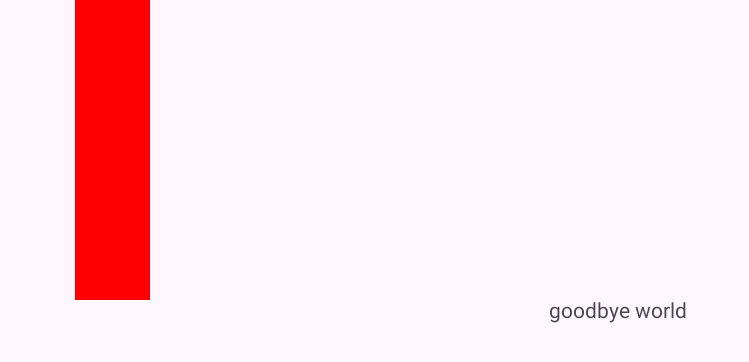
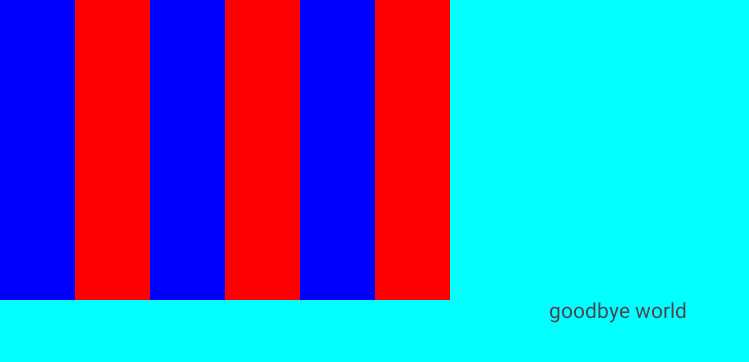
Before and after one commit to dkferret/KeyboardButtons2, an Android app: the screen it shows after launch (MainActivity), on a phone screen of 824 x 412 dp (held sideways). Shown: the top 362 px of the screen, without its empty margins (0-749 px from the left). Run offline under Robolectric (Android 15) with nearby library versions, the phone set to English and light mode, and no system bars.

Commit message:
Added OnTouch events (down,up), event handler stores default color for keys
Error is 1066 magic number

```diff
--- /dev/null
+++ b/app/src/main/java/com/example/keyboardbuttons2/KeyTouchListener.java
@@ -0,0 +1,34 @@
+package com.example.keyboardbuttons2;
+
+import android.util.Log;
+import android.view.MotionEvent;
+import android.view.View;
+import android.widget.ImageButton;
+
+public class KeyTouchListener implements View.OnTouchListener {
+    int mMidiNote;
+    int mBaseColor;
+    KeyTouchListener(int inMidiNote, int inBaseColor) {
+        super();
+        mMidiNote = inMidiNote;
+        mBaseColor = inBaseColor;
+    }
+    @Override
+    public boolean onTouch(View v, MotionEvent event) {
+
+        if (event.getAction() == MotionEvent.ACTION_DOWN) {
+            Log.d("log","action down, midiNote: " + mMidiNote);
+            v.setBackgroundColor(v.getContext().getResources().getColor(R.color.yellow));
+            return true; // this says Action_Down handled
+        } else if (event.getAction() == MotionEvent.ACTION_UP) {
+            Log.d("log","action up, midiNote: " + mMidiNote);
+            v.performClick(); //only on release
+            v.setBackgroundColor(mBaseColor);
+            return true; // this says Action_Up handled
+        } else {
+            Log.d("log", "Unexpected action: " + event.getAction());
+        }
+
+        return false; // action was not handled
+    }
+}
--- a/app/src/main/java/com/example/keyboardbuttons2/MainActivity.java
+++ b/app/src/main/java/com/example/keyboardbuttons2/MainActivity.java
@@ -9,10 +9,22 @@ import androidx.constraintlayout.widget.ConstraintSet;
 import android.graphics.Color;
 import android.os.Bundle;
 import android.util.DisplayMetrics;
+import android.util.Log;
+import android.view.MotionEvent;
 import android.view.View;
 import android.widget.TextView;
 
 public class MainActivity extends AppCompatActivity {
+
+    static final int kNumKeys = 6; // 88 for full keyboard
+    static final int kLocationOffset = 50;
+    static final int kKeyId = 1000; // this may change
+    static final int kMidiMin = 21; //A0 inclusive
+    static final int kMidiMax = 108; //C8  inclusive
+    static final int kMidiC4 = 60; // this is for testing
+
+    int anInitialColor = Color.GREEN;
+
 
     @Override
     protected void onCreate(Bundle savedInstanceState) {
@@ -29,25 +41,72 @@ public class MainActivity extends AppCompatActivity {
             aHello.setText("goodbye world");
         }
 
-        if(aLayout != null) {
-//            aLayout.setBackgroundColor(Color.CYAN);
+        if(aLayout == null) {
+            Log.d("log","error: null aLayout");
+            return;
         }
+        aLayout.setBackgroundColor(Color.CYAN);
 
         View aView1 = new View(this);
         aView1.setId(1066);
         aView1.setLayoutParams(new ConstraintLayout.LayoutParams(round(aDisplayScale * 50),
                 round(aDisplayScale * 200)));
-        aView1.setBackgroundColor(Color.RED);
+        aView1.setBackgroundColor(Color.GREEN);
         aLayout.addView(aView1);
+
+        // Fills screen with kNum rectangles
+        View[] aKeyboardView = new View[kNumKeys];
+
+        aKeyboardView[0] = new View(this);
+        aKeyboardView[0].setId(kKeyId);
+        aKeyboardView[0].setLayoutParams(new ConstraintLayout.LayoutParams(round(aDisplayScale * 50),
+                round(aDisplayScale * 200)));
+        anInitialColor = Color.BLUE;
+        aKeyboardView[0].setBackgroundColor(anInitialColor);
+        aKeyboardView[0].setOnTouchListener(new KeyTouchListener(kMidiC4, anInitialColor));
+        aLayout.addView(aKeyboardView[0]);
+
+        for (int i = 1; i<kNumKeys; i++) {
+            Log.d("log","loop i == " + i );
+            aKeyboardView[i] = new View(this);
+            aKeyboardView[i].setId(kKeyId + i);
+            aKeyboardView[i].setLayoutParams(new ConstraintLayout.LayoutParams(round(aDisplayScale * 50),
+                    round(aDisplayScale * 200)));
+            if ((i%2) == 1) {
+                //aKeyboardView[i].setBackgroundColor(Color.RED);
+                anInitialColor = Color.RED;
+            }
+            else {
+                //aKeyboardView[i].setBackgroundColor(Color.BLUE);
+                anInitialColor = Color.BLUE;
+            }
+            aKeyboardView[i].setBackgroundColor(anInitialColor);
+            aKeyboardView[i].setOnTouchListener(new KeyTouchListener(kMidiC4+i,anInitialColor));
+
+            aLayout.addView(aKeyboardView[i]);
+
+        }
+
 
         ConstraintSet aConstraints = new ConstraintSet();
         aConstraints.clone(aLayout);
+
         aConstraints.connect(aView1.getId(),
                 ConstraintSet.LEFT,
                 aLayout.getId(),
                 ConstraintSet.LEFT,
                 round(aDisplayScale * 50));
+
+//        aConstraints.applyTo(aLayout);
+
+        for (int i = 0; i<kNumKeys; i++) {
+            aConstraints.connect(aKeyboardView[i].getId(),
+                    ConstraintSet.LEFT,
+                    aLayout.getId(),
+                    ConstraintSet.LEFT,
+                    round(aDisplayScale * (kLocationOffset * i)));
+
+        }
         aConstraints.applyTo(aLayout);
-
     }
 }
--- a/app/src/main/res/values/colors.xml
+++ b/app/src/main/res/values/colors.xml
@@ -1,5 +1,9 @@
 <?xml version="1.0" encoding="utf-8"?>
 <resources>
+    // transparency,R,G,B  AARRGGBB ##FFxxxxxx == fully solid
     <color name="black">#FF000000</color>
     <color name="white">#FFFFFFFF</color>
+    <color name="yellow">#FFFFFF00</color>
+    <color name="blue">#FF000088</color>
+    <color name="clear">#00000000</color>
 </resources>
```
